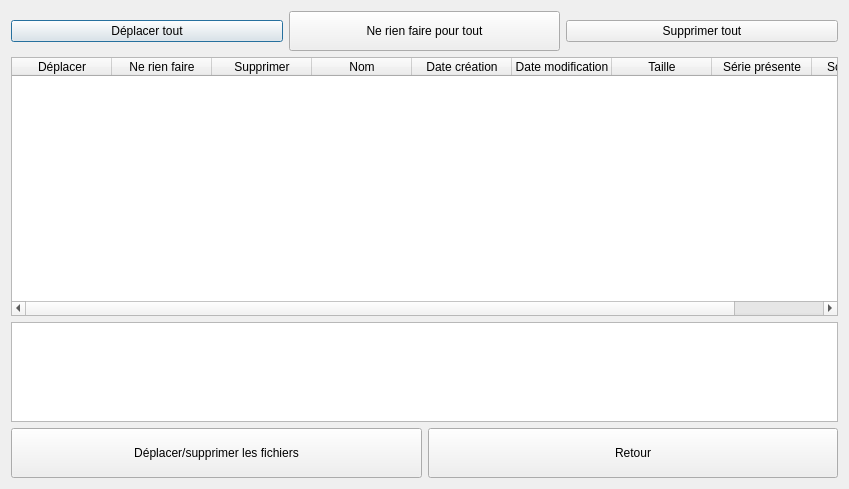
Eranos31/Series_Manager, file dialog.ui: the form before one commit.
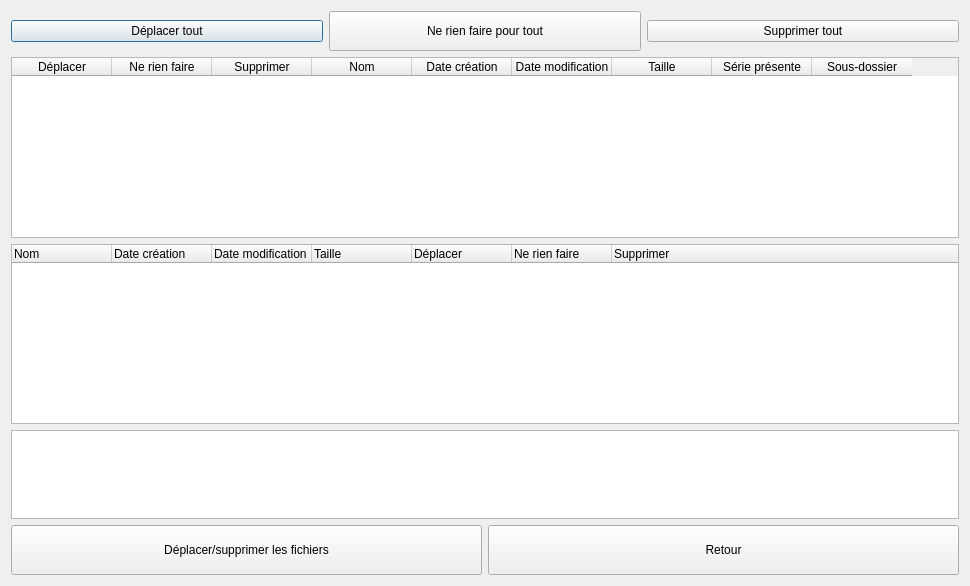
The form after the commit. Icons and pictures are not drawn.

Commit message:
Modification IHM déplacement de fichier
- Ajout du treeview dans la fenêtre de déplacement de fichier
-  Création des fonctions de remplissage du treeview

The edit to the form file:
```diff
--- a/dialog.ui
+++ b/dialog.ui
@@ -6,8 +6,8 @@
    <rect>
     <x>0</x>
     <y>0</y>
-    <width>849</width>
-    <height>489</height>
+    <width>970</width>
+    <height>586</height>
    </rect>
   </property>
   <property name="windowTitle">
@@ -129,6 +129,45 @@
      </column>
     </widget>
    </item>
+   <item>
+    <widget class="QTreeWidget" name="treeWidget">
+     <column>
+      <property name="text">
+       <string>Nom</string>
+      </property>
+     </column>
+     <column>
+      <property name="text">
+       <string>Date création</string>
+      </property>
+     </column>
+     <column>
+      <property name="text">
+       <string>Date modification</string>
+      </property>
+     </column>
+     <column>
+      <property name="text">
+       <string>Taille</string>
+      </property>
+     </column>
+     <column>
+      <property name="text">
+       <string>Déplacer</string>
+      </property>
+     </column>
+     <column>
+      <property name="text">
+       <string>Ne rien faire</string>
+      </property>
+     </column>
+     <column>
+      <property name="text">
+       <string>Supprimer</string>
+      </property>
+     </column>
+    </widget>
+   </item>
    <item>
     <widget class="QTextBrowser" name="textBrowser">
      <property name="sizePolicy">
```
The commit also changes 2 other files.
